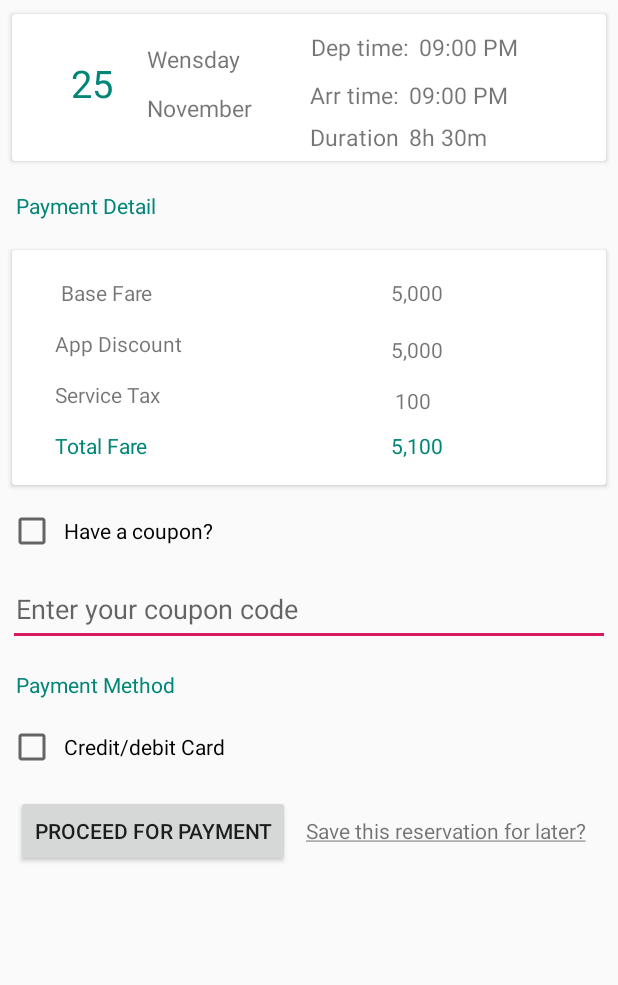
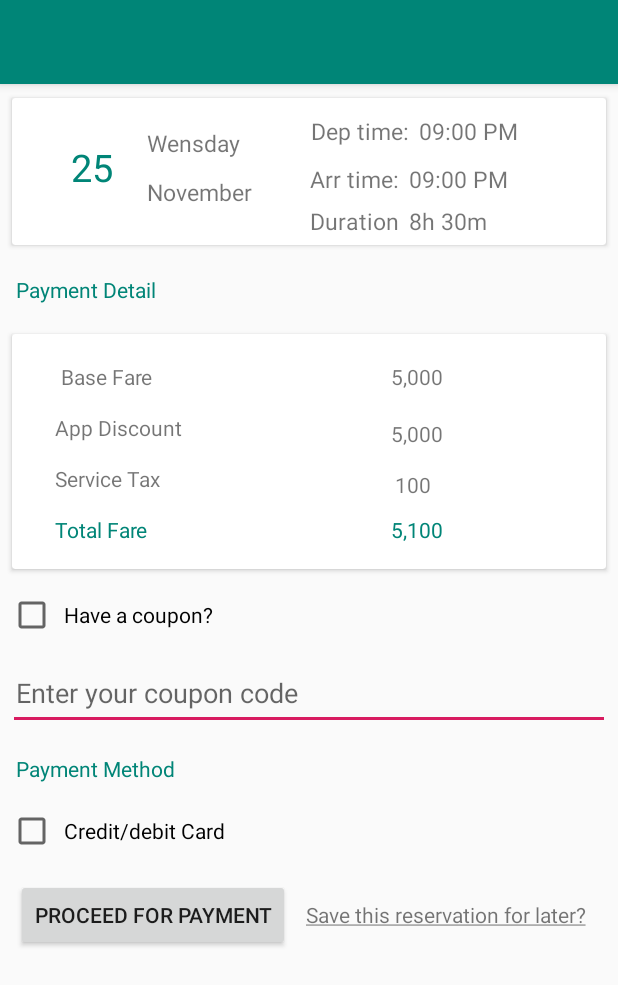
Before and after one commit to c2pycf/B16TravelDomain, an Android app: the layout activity_ticket_detail.xml on its own in the app's theme, with its tools: preview values and no code run, on a phone screen of 412 x 824 dp. Shown: the top 985 px of the screen. Run offline under Robolectric (Android 15) with nearby library versions, the phone set to English and light mode, and no system bars.

Commit message:
Finishing the TicketDetail MVP without saving function -- Fang

```diff
--- a/app/build.gradle
+++ b/app/build.gradle
@@ -32,4 +32,8 @@ dependencies {
     implementation 'com.android.support:design:28.0.0'
     implementation 'com.android.support:cardview-v7:28.0.0'
     implementation 'com.android.support:recyclerview-v7:28.0.0'
+
+    //ButterKnife
+    implementation 'com.jakewharton:butterknife:10.0.0'
+    annotationProcessor 'com.jakewharton:butterknife-compiler:10.0.0'
 }
--- a/app/src/main/AndroidManifest.xml
+++ b/app/src/main/AndroidManifest.xml
@@ -1,5 +1,6 @@
 <?xml version="1.0" encoding="utf-8"?>
 <manifest xmlns:android="http://schemas.android.com/apk/res/android"
+    xmlns:tools="http://schemas.android.com/tools"
     package="com.example.fang.b16traveldomain">
 
     <uses-permission android:name="android.permission.INTERNET"/>
@@ -10,7 +11,9 @@
         android:label="@string/app_name"
         android:roundIcon="@mipmap/ic_launcher_round"
         android:supportsRtl="true"
-        android:theme="@style/AppTheme">
+        android:theme="@style/AppTheme"
+        tools:replace="android:appComponentFactory"
+        android:appComponentFactory="">
         <activity android:name=".MainActivity">
         </activity>
         <activity android:name=".ticketConfirmation.TicketDetailActivity">
--- a/app/src/main/res/layout/activity_ticket_detail.xml
+++ b/app/src/main/res/layout/activity_ticket_detail.xml
@@ -6,6 +6,21 @@
     android:layout_height="wrap_content"
     tools:context=".ticketConfirmation.TicketDetailActivity"
     android:orientation="vertical">
+
+    <android.support.design.widget.AppBarLayout
+        android:layout_width="match_parent"
+        android:layout_height="wrap_content"
+        android:theme="@style/AppTheme.AppBarOverlay">
+
+        <android.support.v7.widget.Toolbar
+            android:layout_width="match_parent"
+            android:layout_height="wrap_content"
+            android:id="@+id/ticket_detail_toolbar">
+
+        </android.support.v7.widget.Toolbar>
+    </android.support.design.widget.AppBarLayout>
+
+
 
     <include layout="@layout/item_date_card" />
 
@@ -24,13 +39,15 @@
         android:layout_height="wrap_content"
         android:text="@string/coupon_checkbox"
         android:layout_margin="5dp"
-        android:padding="5dp"/>
+        android:padding="5dp"
+        android:id="@+id/cb_coupon"/>
     <EditText
         android:layout_width="match_parent"
         android:layout_height="50dp"
         android:layout_margin="5dp"
         android:padding="5dp"
-        android:hint="@string/coupon_hint"/>
+        android:hint="@string/coupon_hint"
+        android:id="@+id/et_coupon"/>
     <TextView
         android:layout_width="wrap_content"
         android:layout_height="wrap_content"
@@ -44,7 +61,8 @@
         android:layout_height="wrap_content"
         android:text="@string/payment_method_credit"
         android:layout_margin="5dp"
-        android:padding="5dp"/>
+        android:padding="5dp"
+        android:id="@+id/cb_credit"/>
 
     <LinearLayout
         android:layout_width="match_parent"
@@ -63,7 +81,8 @@
             android:layout_width="wrap_content"
             android:layout_height="wrap_content"
             android:text="@string/save_reservation_infor"
-            android:layout_margin="5dp"/>
+            android:layout_margin="5dp"
+            android:id="@+id/tv_save_reservation"/>
 
     </LinearLayout>
 
@@ -77,4 +96,6 @@
 
 
 
+
+
 </LinearLayout>
--- a/app/src/main/res/values/styles.xml
+++ b/app/src/main/res/values/styles.xml
@@ -1,11 +1,21 @@
 <resources>
 
     <!-- Base application theme. -->
-    <style name="AppTheme" parent="Theme.AppCompat.Light.DarkActionBar">
+    <style name="AppTheme" parent="Theme.AppCompat.Light.NoActionBar">
         <!-- Customize your theme here. -->
         <item name="colorPrimary">@color/colorPrimary</item>
         <item name="colorPrimaryDark">@color/colorPrimaryDark</item>
         <item name="colorAccent">@color/colorAccent</item>
     </style>
 
+    <style name="AppTheme.NoActionBar">
+        <item name="windowActionBar">false</item>
+        <item name="windowNoTitle">true</item>
+    </style>
+
+    <style name="AppTheme.AppBarOverlay" parent="ThemeOverlay.AppCompat.Dark.ActionBar" >
+        <item name="colorPrimary">@color/colorPrimary</item>
+        <item name="colorPrimaryDark">@color/colorPrimaryDark</item>
+        <item name="colorAccent">@color/colorAccent</item>
+    </style>
 </resources>
```
Also changed, not shown: app/src/main/java/com/example/fang/b16traveldomain/model/Coupon.java (added, +31 -0 lines), app/src/main/java/com/example/fang/b16traveldomain/network/GetDataService.java (+11 -0 lines), app/src/main/java/com/example/fang/b16traveldomain/ticketConfirmation/TicketDetailContract.java (+16 -0 lines), app/src/main/java/com/example/fang/b16traveldomain/ticketConfirmation/TicketDetailPresenter.java (+67 -1 lines).
